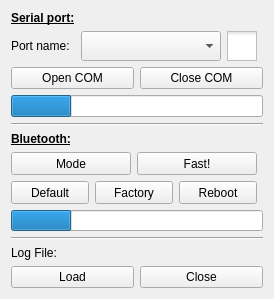
Above: ui/w_config.ui from johnbatzer18/biomech_flexsea-plan before the change. Below: the same form after it.
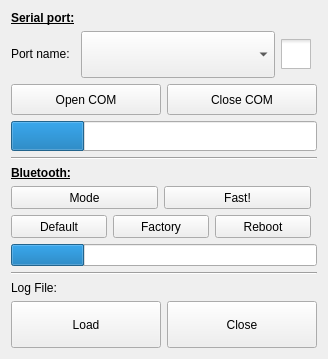
That is the form after the change. Icons and pictures are not drawn.

Commit message: The Favorite are displayed in the name of the combobox.

Patch:
```diff
--- a/ui/w_config.ui
+++ b/ui/w_config.ui
@@ -6,8 +6,8 @@
    <rect>
     <x>0</x>
     <y>0</y>
-    <width>267</width>
-    <height>299</height>
+    <width>328</width>
+    <height>359</height>
    </rect>
   </property>
   <property name="sizePolicy">
@@ -86,6 +86,12 @@
        </item>
        <item row="1" column="2">
         <widget class="QCheckBox" name="checkBoxFavoritePort">
+         <property name="minimumSize">
+          <size>
+           <width>30</width>
+           <height>30</height>
+          </size>
+         </property>
          <property name="styleSheet">
           <string notr="true">QCheckBox::indicator {
      width: 30px;
```
The commit also changes 2 other files.
